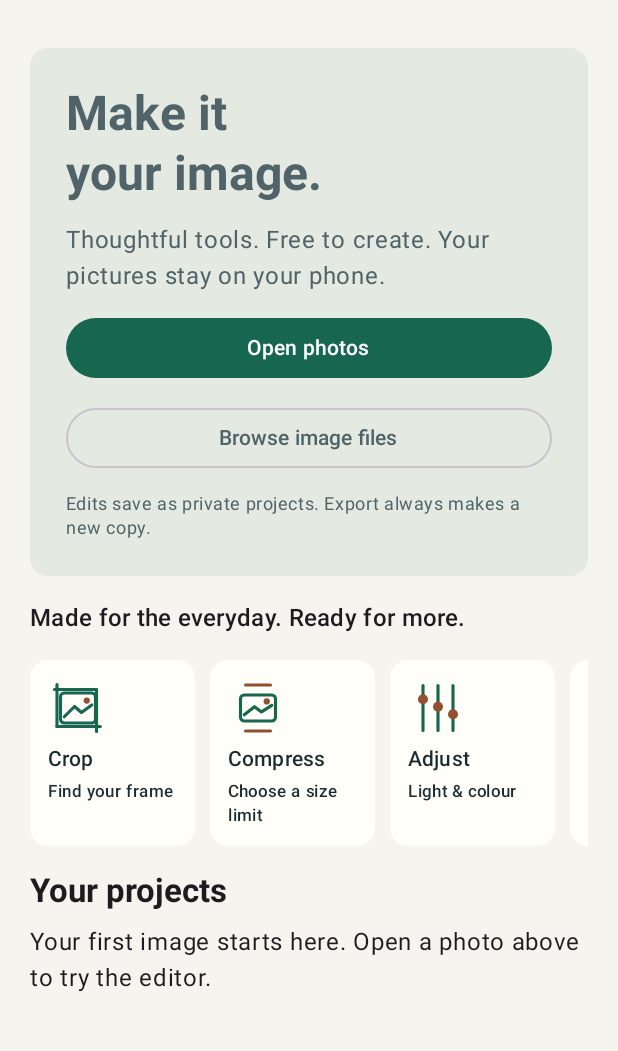
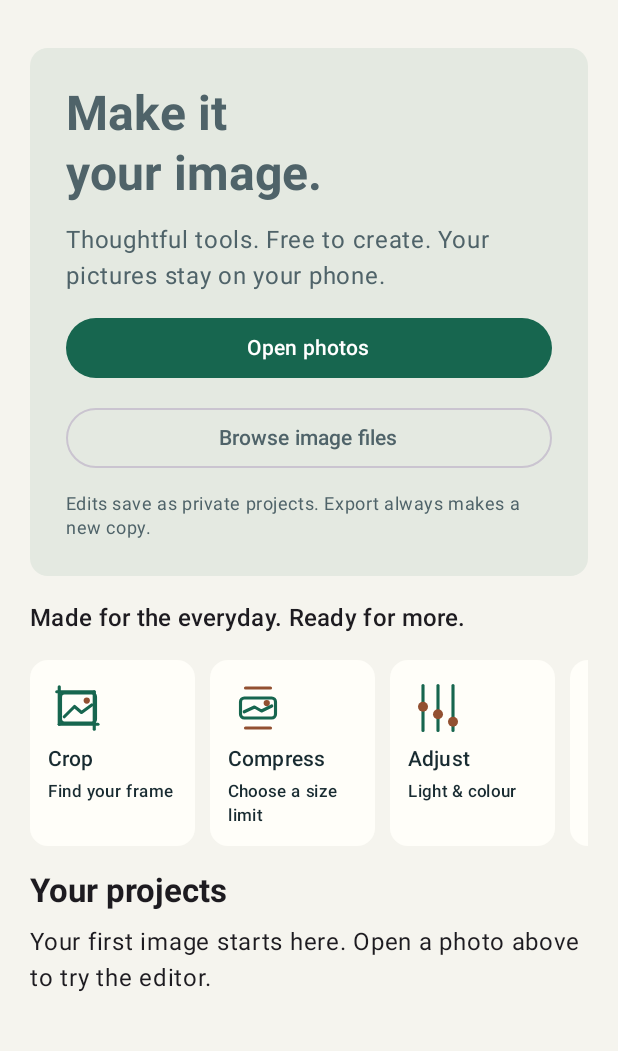
Before and after one commit to vysakhsuresh/layerbit-image-editor-android, an Android app built with Jetpack Compose: the screen it shows after launch (MainActivity), on a phone screen of 412 x 824 dp, the part 78-1129 px from its top. Run offline under Robolectric (Android 15) with nearby library versions, the phone set to English and light mode, and no system bars.

Commit message:
fix: bound rotated images, settle tool motion and harden validation workflow

```diff
--- a/app/src/main/java/com/layerbit/studio/ui/Design.kt
+++ b/app/src/main/java/com/layerbit/studio/ui/Design.kt
@@ -39,7 +39,7 @@ val LocalMotion=staticCompositionLocalOf<State<Float>?> { null }
         onSurfaceVariant=Color(0xff4f6369),secondary=Color(0xff925031))
     MaterialTheme(colorScheme=colors,content=content)
 }
-@Composable fun MotionProvider(enabled:Boolean,content:@Composable ()->Unit) {
+@Composable fun MotionProvider(enabled:Boolean,previewKey:Any?=null,content:@Composable ()->Unit) {
     val context=LocalContext.current; val lifecycle=LocalLifecycleOwner.current.lifecycle
     fun allowed()=Settings.Global.getFloat(context.contentResolver,Settings.Global.ANIMATOR_DURATION_SCALE,1f)>0f
     var systemMotion by remember { mutableStateOf(allowed()) }; var active by remember { mutableStateOf(lifecycle.currentState.isAtLeast(Lifecycle.State.STARTED)) }
@@ -51,8 +51,12 @@ val LocalMotion=staticCompositionLocalOf<State<Float>?> { null }
         onDispose { context.contentResolver.unregisterContentObserver(observer); lifecycle.removeObserver(events) }
     }
     if(enabled && systemMotion && active) {
-        val clock=rememberInfiniteTransition(label="tool previews").animateFloat(0f,1f,infiniteRepeatable(tween(6000,easing=LinearEasing)),label="motion clock")
-        CompositionLocalProvider(LocalMotion provides clock,content=content)
+        val clock=remember { Animatable(.25f) }
+        LaunchedEffect(previewKey) {
+            clock.snapTo(.25f)
+            clock.animateTo(1.25f,tween(1100,easing=LinearEasing))
+        }
+        CompositionLocalProvider(LocalMotion provides clock.asState(),content=content)
     } else CompositionLocalProvider(LocalMotion provides null,content=content)
 }
 @Composable fun ToolGlyph(tool:Tool,modifier:Modifier=Modifier) {
--- a/app/src/main/java/com/layerbit/studio/ui/StudioApp.kt
+++ b/app/src/main/java/com/layerbit/studio/ui/StudioApp.kt
@@ -58,7 +58,7 @@ import kotlin.math.*
     val save=rememberLauncherForActivityResult(ActivityResultContracts.CreateDocument(state.prepared?.mime ?: vm.options.format.mime)) { it?.let(vm::save) }
     val folder=rememberLauncherForActivityResult(ActivityResultContracts.OpenDocumentTree()) { it?.let(vm::saveBatch) }
     BackHandler(state.current!=null && state.busy==null) { vm.home() }
-    StudioTheme(theme) { MotionProvider(motion) {
+    StudioTheme(theme) { MotionProvider(motion,tool to (state.current!=null)) {
         Scaffold(containerColor=MaterialTheme.colorScheme.background) { padding ->
             Column(Modifier.fillMaxSize().padding(padding)) {
                 Row(Modifier.fillMaxWidth().padding(horizontal=16.dp,vertical=8.dp),verticalAlignment=Alignment.CenterVertically) {
@@ -143,7 +143,7 @@ import kotlin.math.*
         state.prepared?.let { e -> AlertDialog(onDismissRequest=vm::dismissExport,title={Text("Ready to save")},text={Column(Modifier.verticalScroll(rememberScrollState()),verticalArrangement=Arrangement.spacedBy(10.dp)) {
             state.preparedPreview?.let { Image(it.asImageBitmap(),"Encoded output preview",Modifier.fillMaxWidth().height(180.dp),contentScale=ContentScale.Fit) }
             Text("${e.width} × ${e.height} · ${"%.1f".format(e.bytes/1024.0)} KB",fontWeight=FontWeight.Bold,modifier=Modifier.testTag("exportDimensions"))
-            Text("${e.mime} · encoder quality ${e.quality}")
+            Text(if(e.mime=="image/png") "PNG · lossless encoding of edited pixels" else "${e.mime} · encoder quality ${e.quality}")
             Text(e.note,style=MaterialTheme.typography.bodySmall)
             state.current?.let { Text("Original: ${it.source.width} × ${it.source.height}. Check output dimensions before saving.",style=MaterialTheme.typography.bodySmall) }
             OutlinedButton(onClick={share(listOf(e))},modifier=Modifier.fillMaxWidth()) { Text("Share new copy") }
```
Also changed, not shown: app/src/main/java/com/layerbit/studio/StudioViewModel.kt (+15 -4 lines), app/src/main/java/com/layerbit/studio/core/ImageEngine.kt (+19 -2 lines), 5 other files.
